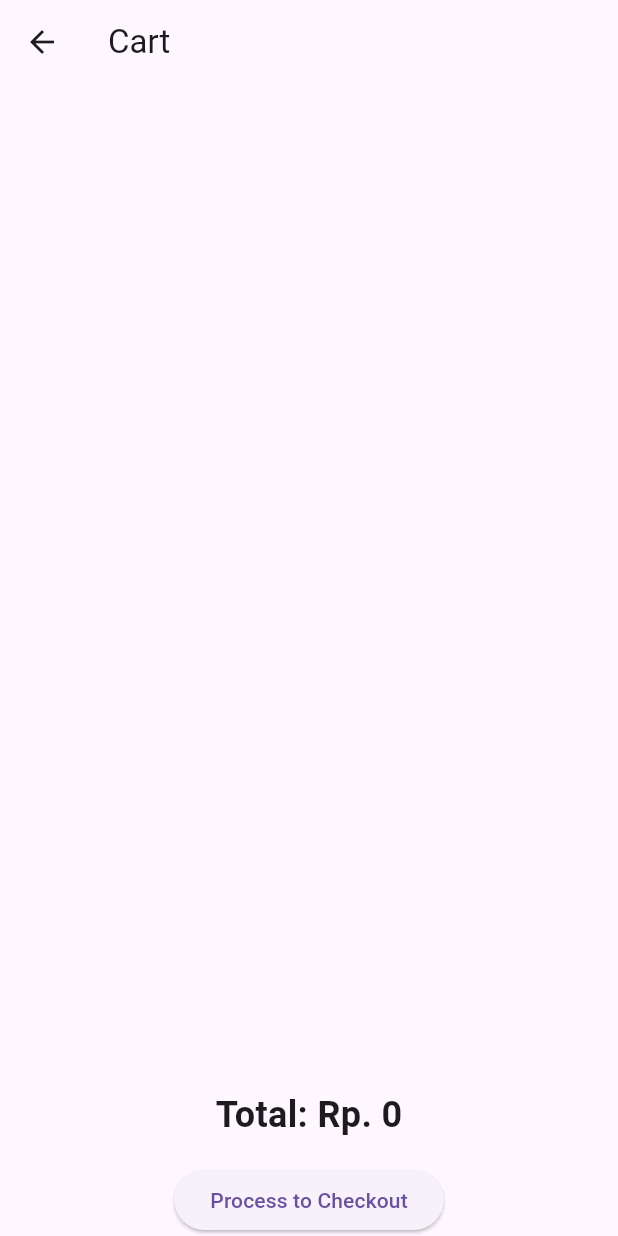
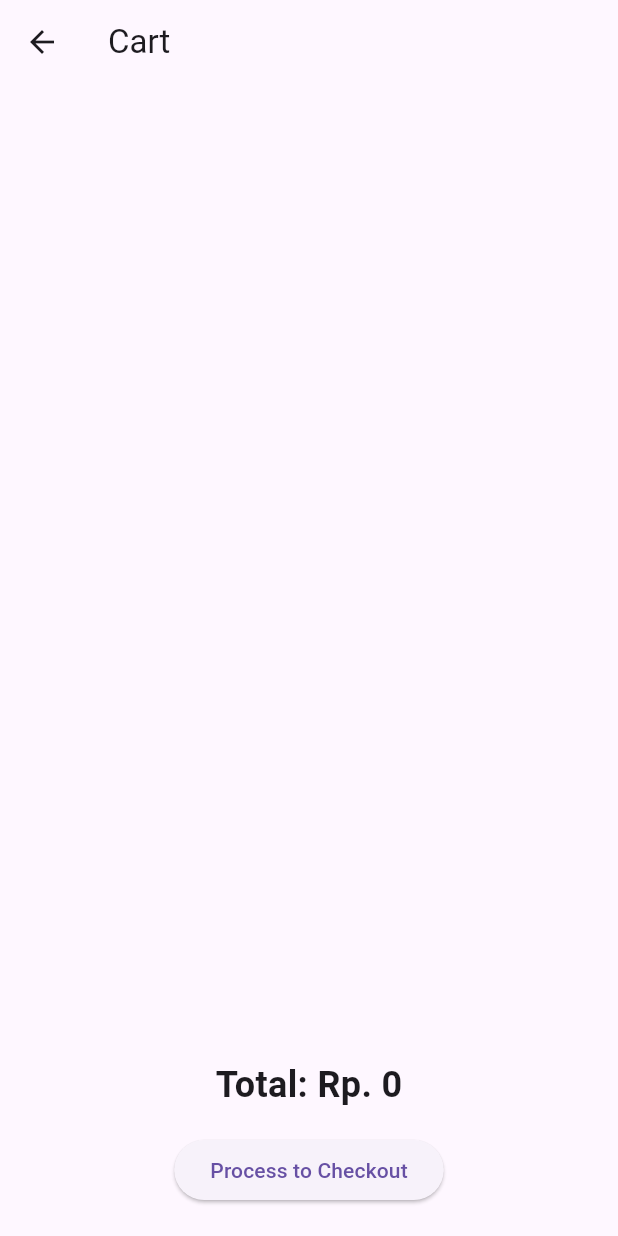
Before and after one commit to Eka051/flutter_getx, a Flutter app: the CartView screen opened by its route, on a phone screen of 412 x 824 dp. Run offline on Flutter 3.47's test engine with Material 3 defaults, Android fonts, the phone set to English and light mode, and no system bars; our stand-ins replace get.

```diff
--- a/lib/app/modules/views/cart_view.dart
+++ b/lib/app/modules/views/cart_view.dart
@@ -59,7 +59,8 @@ class CartView extends StatelessWidget {
               Get.toNamed(Routes.CHECKOUT);
             },
             child: const Text('Process to Checkout'),
-          )
+          ),
+          const SizedBox(height: 20),
         ],
       ),
     );
--- a/lib/app/modules/views/product_details_view.dart
+++ b/lib/app/modules/views/product_details_view.dart
@@ -10,7 +10,7 @@ class ProductDetailsView extends StatelessWidget {
 
   @override
   Widget build(BuildContext context) {
-    final ProductModel product = Get.arguments;
+  final ProductModel product = Get.arguments;
 
     return Scaffold(
       appBar: AppBar(
--- a/lib/routes/app_pages.dart
+++ b/lib/routes/app_pages.dart
@@ -1,4 +1,5 @@
 import 'package:flutter_getx/app/modules/views/cart_view.dart';
+import 'package:flutter_getx/app/modules/views/checkout_view.dart';
 import 'package:flutter_getx/app/modules/views/product_details_view.dart';
 import 'package:flutter_getx/app/modules/views/product_view.dart';
 import 'package:get/get.dart';
@@ -17,6 +18,10 @@ class AppPages {
     GetPage(
       name: Routes.CART,
       page: () => CartView(),
-    )
+    ),
+    GetPage(
+      name: Routes.CHECKOUT,
+      page: () => CheckoutView(),
+    ),
   ];
 }
```
